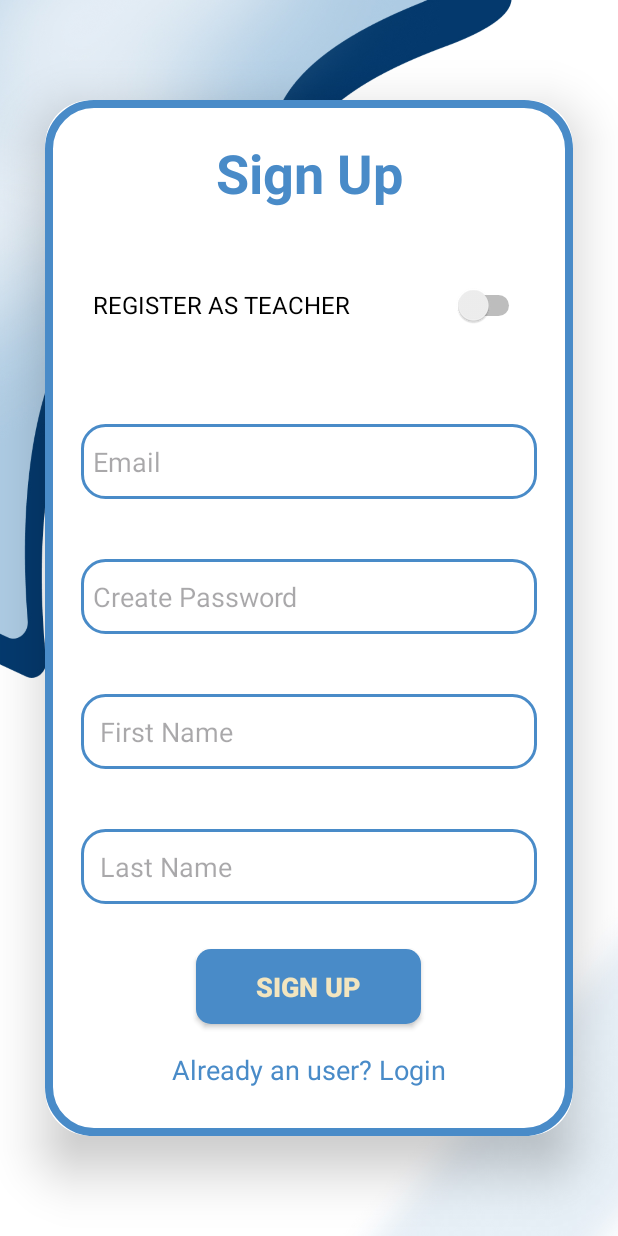
After one commit to nkululekosibeko/ClariX, an Android app: the layout activity_register.xml on its own in the app's theme, with its tools: preview values and no code run, on a phone screen of 412 x 824 dp. The commit adds this screen. Run offline under Robolectric (Android 15) with nearby library versions, the phone set to English and light mode, and no system bars.

Commit message:
First Commit
All project basic UI for , Welcome, Sign-up & in been created and very minor functionality.

```diff
--- /dev/null
+++ b/app/src/main/res/drawable/button_background.xml
@@ -0,0 +1,14 @@
+<selector xmlns:android="http://schemas.android.com/apk/res/android">
+    <item android:state_pressed="true">
+        <shape android:shape="rectangle">
+            <corners android:radius="10dp"/>
+            <solid android:color="@color/blue_cream"/>
+        </shape>
+    </item>
+    <item>
+        <shape android:shape="rectangle">
+            <corners android:radius="10dp"/>
+            <solid android:color="@color/teal_blue"/>
+        </shape>
+    </item>
+</selector>
--- /dev/null
+++ b/app/src/main/res/drawable/container_border.xml
@@ -0,0 +1,13 @@
+<?xml version="1.0" encoding="utf-8"?>
+<shape xmlns:android="http://schemas.android.com/apk/res/android"
+    android:shape="rectangle">
+
+    <stroke
+        android:width="5dp"
+        android:color="@color/teal_blue"/>
+
+    <corners
+        android:radius="30dp"/>
+
+
+</shape>
--- /dev/null
+++ b/app/src/main/res/drawable/text_color_selector.xml
@@ -0,0 +1,5 @@
+<?xml version="1.0" encoding="utf-8"?>
+<selector xmlns:android="http://schemas.android.com/apk/res/android">
+    <item android:state_pressed="true" android:color="@color/beige" />
+    <item android:color="@color/teal_blue" />
+</selector>
--- /dev/null
+++ b/app/src/main/res/drawable/textedit_border.xml
@@ -0,0 +1,13 @@
+<?xml version="1.0" encoding="utf-8"?>
+<shape xmlns:android="http://schemas.android.com/apk/res/android"
+    android:shape="rectangle">
+
+    <stroke
+        android:width="2dp"
+        android:color="@color/teal_blue"/>
+
+    <corners
+        android:radius="15dp"/>
+
+
+</shape>
--- /dev/null
+++ b/app/src/main/res/layout/activity_register.xml
@@ -0,0 +1,130 @@
+<?xml version="1.0" encoding="utf-8"?>
+<androidx.constraintlayout.widget.ConstraintLayout xmlns:android="http://schemas.android.com/apk/res/android"
+    xmlns:app="http://schemas.android.com/apk/res-auto"
+    xmlns:tools="http://schemas.android.com/tools"
+    android:id="@+id/signup_screen"
+    android:layout_width="match_parent"
+    android:layout_height="match_parent"
+    android:orientation="vertical"
+    android:gravity="center"
+    android:background="@drawable/pagebkg_main"
+    tools:context=".activities.RegisterView">
+
+
+    <androidx.cardview.widget.CardView
+        android:layout_width="match_parent"
+        android:layout_height="wrap_content"
+        android:layout_margin="30dp"
+        app:cardCornerRadius="30dp"
+        app:cardElevation="20dp"
+        app:layout_constraintBottom_toBottomOf="parent"
+        app:layout_constraintEnd_toEndOf="parent"
+        app:layout_constraintStart_toStartOf="parent"
+        app:layout_constraintTop_toTopOf="parent">
+
+        <!-- Content inside CardView -->
+        <androidx.appcompat.widget.LinearLayoutCompat
+            android:layout_width="match_parent"
+            android:layout_height="wrap_content"
+            android:layout_gravity="center_horizontal"
+            android:background="@drawable/container_border"
+            android:orientation="vertical"
+            android:padding="24dp">
+
+            <androidx.appcompat.widget.AppCompatTextView
+                android:layout_width="match_parent"
+                android:layout_height="wrap_content"
+                android:text="Sign Up"
+                android:textAlignment="center"
+                android:textColor="@color/teal_blue"
+                android:textSize="36sp"
+                android:textStyle="bold" />
+
+            <Switch
+                android:id="@+id/userTypeSwitch"
+                android:layout_width="match_parent"
+                android:layout_height="48dp"
+                android:layout_marginTop="40dp"
+                android:layout_marginBottom="15dp"
+                android:minHeight="48dp"
+                android:text="@string/register_as_teacher"
+                android:contentDescription="@string/toggle_to_register_as_a_teacher_or_student"
+                android:textSize="16sp"
+                android:textColor="@color/black"
+                android:padding="8dp" />
+
+            <androidx.appcompat.widget.AppCompatEditText
+                android:id="@+id/email"
+                android:layout_width="match_parent"
+                android:layout_height="50dp"
+                android:layout_marginTop="40dp"
+                android:background="@drawable/textedit_border"
+                android:drawablePadding="8dp"
+                android:hint="Email"
+                android:padding="8dp"
+                android:textColor="@color/black" />
+
+            <androidx.appcompat.widget.AppCompatEditText
+                android:id="@+id/password"
+                android:layout_width="match_parent"
+                android:layout_height="50dp"
+                android:layout_marginTop="40dp"
+                android:background="@drawable/textedit_border"
+                android:drawablePadding="8dp"
+                android:hint="Create Password"
+                android:inputType="textPassword"
+                android:padding="8dp"
+                android:textColor="@color/black" />
+
+            <androidx.appcompat.widget.AppCompatEditText
+                android:id="@+id/name"
+                android:layout_width="match_parent"
+                android:layout_height="50dp"
+                android:layout_marginTop="40dp"
+                android:background="@drawable/textedit_border"
+                android:drawablePadding="8dp"
+                android:hint=" First Name"
+                android:padding="8dp"
+                android:textColor="@color/black" />
+
+            <androidx.appcompat.widget.AppCompatEditText
+                android:id="@+id/surname"
+                android:layout_width="match_parent"
+                android:layout_height="50dp"
+                android:layout_marginTop="40dp"
+                android:background="@drawable/textedit_border"
+                android:drawablePadding="8dp"
+                android:hint=" Last Name"
+                android:padding="8dp"
+                android:textColor="@color/black" />
+
+            <androidx.appcompat.widget.AppCompatButton
+                android:id="@+id/signup_button"
+                android:layout_width="150dp"
+                android:layout_height="50dp"
+                android:layout_gravity="center"
+                android:layout_marginTop="30dp"
+                android:background="@drawable/button_background"
+                android:text="Sign Up"
+                android:textColor="@color/beige"
+                android:textSize="18sp"
+                android:textStyle="bold"
+                app:cornerRadius="20dp" />
+
+            <androidx.appcompat.widget.AppCompatTextView
+                android:id="@+id/go_login"
+                android:layout_width="wrap_content"
+                android:layout_height="wrap_content"
+                android:layout_gravity="center"
+                android:layout_marginTop="10dp"
+                android:padding="8dp"
+                android:text="Already an user? Login"
+                android:textColor="@drawable/text_color_selector"
+                android:textSize="18sp" />
+
+        </androidx.appcompat.widget.LinearLayoutCompat>
+
+    </androidx.cardview.widget.CardView>
+
+
+</androidx.constraintlayout.widget.ConstraintLayout>
```
Also changed, not shown: app/src/main/AndroidManifest.xml (+13 -2 lines), app/src/main/java/com/example/clarix/activities/LoginView.java (added, +31 -0 lines), app/src/main/java/com/example/clarix/activities/RegisterView.java (renamed from app/src/main/java/com/example/clarix/MainActivity.java, +9 -4 lines), app/src/main/java/com/example/clarix/activities/Welcome.java (added, +46 -0 lines), app/src/main/res/layout/activity_login.xml (added, +93 -0 lines), app/src/main/res/layout/activity_main.xml (deleted, +0 -19 lines), app/src/main/res/layout/activity_welcome.xml (added, +87 -0 lines), app/src/main/res/values/colors.xml (+26 -0 lines), app/src/main/res/values/strings.xml (+21 -0 lines), app/src/main/res/drawable/pagebkg.jpg (added), app/src/main/res/drawable/pagebkg_main.jpg (added).
